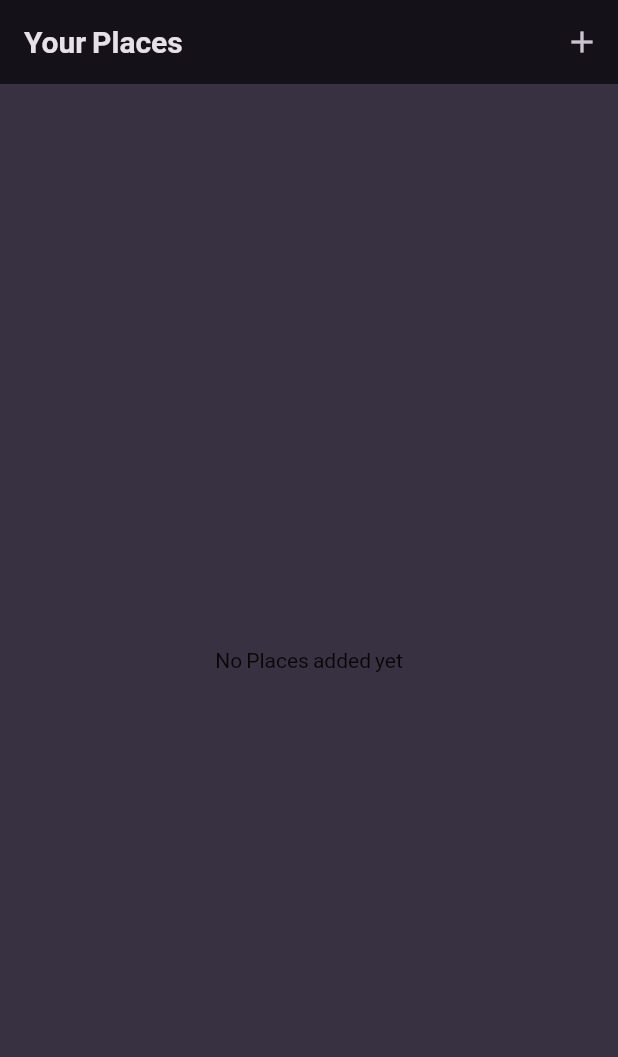
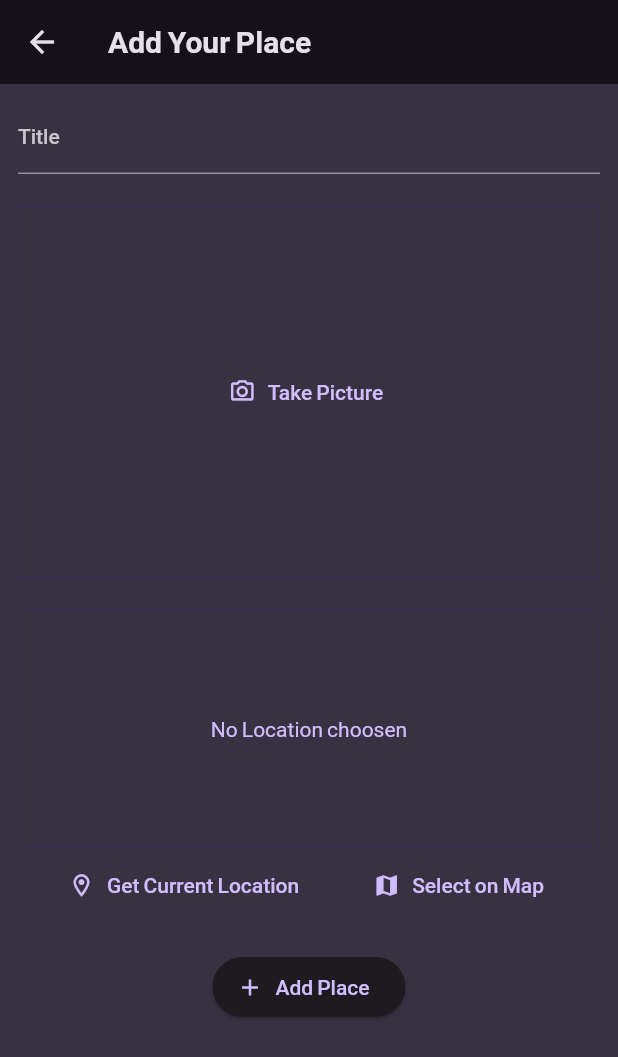
Before and after one commit to nitish97083/FlutterProjects, a Flutter app: the PlacesSCreen screen opened directly, after a tap on the "add" icon, on a phone screen of 412 x 824 dp. Shown: the top 1057 px of the screen. Run offline on Flutter 3.47's test engine with Material 2 defaults, Android fonts, the phone set to English and light mode, and no system bars; our stand-ins replace flutter_riverpod, fluttertoast, google_fonts, image_picker, location and 2 more; missing offline and left inert: dart:ffi; accounts and stored records are empty.

Commit message:
camera addedd location added

```diff
--- a/native_app/lib/module/place.dart
+++ b/native_app/lib/module/place.dart
@@ -1,9 +1,12 @@
+import 'dart:io';
+
 import 'package:uuid/uuid.dart';
 
-final uuid = Uuid();
+const uuid = Uuid();
 
 class Place {
-  Place({required this.title}) : id = uuid.v4();
+  Place({required this.title, required this.image}) : id = uuid.v4();
   String id;
   String title;
+  File image;
 }
--- /dev/null
+++ b/native_app/lib/provider/user_places.dart
@@ -0,0 +1,19 @@
+import 'dart:io';
+
+import 'package:flutter_riverpod/flutter_riverpod.dart';
+
+import '../module/place.dart';
+
+class UserPlacesNotifier extends StateNotifier<List<Place>> {
+  UserPlacesNotifier() : super(const []);
+
+  void addPlace(String title, File image) {
+    final newPlace = Place(title: title, image: image);
+    state = [newPlace, ...state];
+  }
+}
+
+final userPlaceProvider =
+    StateNotifierProvider<UserPlacesNotifier, List<Place>>(
+  (ref) => UserPlacesNotifier(),
+);
--- /dev/null
+++ b/native_app/lib/screen/add_place_screen.dart
@@ -0,0 +1,77 @@
+import 'dart:io';
+
+import 'package:flutter/material.dart';
+import 'package:flutter_riverpod/flutter_riverpod.dart';
+import 'package:native_app/provider/user_places.dart';
+import 'package:native_app/widgets/image_input.dart';
+import 'package:native_app/widgets/location_input.dart';
+
+class AddPlaceScreen extends ConsumerStatefulWidget {
+  const AddPlaceScreen({super.key});
+
+  @override
+  ConsumerState<AddPlaceScreen> createState() => _AddPlaceScreenState();
+}
+
+class _AddPlaceScreenState extends ConsumerState<AddPlaceScreen> {
+  final _titleController = TextEditingController();
+  File? _selectedImage;
+  void _savePlace() {
+    final enteredText = _titleController.text;
+    if (_titleController.text.isEmpty || _selectedImage == null) {
+      return;
+    }
+    ref.read(userPlaceProvider.notifier).addPlace(enteredText, _selectedImage!);
+    Navigator.of(context).pop();
+  }
+
+  @override
+  void dispose() {
+    _titleController.dispose();
+    super.dispose();
+  }
+
+  @override
+  Widget build(BuildContext context) {
+    return Scaffold(
+      appBar: AppBar(
+        title: const Text("Add Your Place"),
+      ),
+      body: SingleChildScrollView(
+        padding: const EdgeInsets.all(12),
+        child: Column(
+          children: [
+            TextField(
+              controller: _titleController,
+              decoration: const InputDecoration(labelText: "Title"),
+              style:
+                  TextStyle(color: Theme.of(context).colorScheme.onBackground),
+            ),
+            const SizedBox(
+              height: 20,
+            ),
+            InputImage(
+              onPickedImage: (image) {
+                _selectedImage = image;
+              },
+            ),
+            const SizedBox(
+              height: 20,
+            ),
+            const LocationInput(),
+            const SizedBox(
+              height: 20,
+            ),
+            ElevatedButton.icon(
+              onPressed: _savePlace,
+              label: const Text("Add Place"),
+              icon: const Icon(
+                Icons.add,
+              ),
+            )
+          ],
+        ),
+      ),
+    );
+  }
+}
--- a/native_app/lib/screen/list_screen.dart
+++ b/native_app/lib/screen/list_screen.dart
@@ -1,22 +1,35 @@
 import 'package:flutter/material.dart';
-import 'package:native_app/widgets/places_list.dart';
+import 'package:flutter_riverpod/flutter_riverpod.dart';
+import 'package:native_app/provider/user_places.dart';
+import 'package:native_app/screen/add_place_screen.dart';
 
-class PlacesSCreen extends StatelessWidget {
+import '../widgets/places_list.dart';
+
+class PlacesSCreen extends ConsumerWidget {
   const PlacesSCreen({super.key});
 
   @override
-  Widget build(BuildContext context) {
+  Widget build(BuildContext context, WidgetRef ref) {
+    final placesList = ref.watch(userPlaceProvider);
     return Scaffold(
         appBar: AppBar(
-        title: Text("Your Places"),
+          title: const Text("Your Places"),
           actions: [
             IconButton(
-            onPressed: () {},
+              onPressed: () {
+                Navigator.of(context).push(
+                  MaterialPageRoute(
+                    builder: (ctx) => const AddPlaceScreen(),
+                  ),
+                );
+              },
               icon: const Icon(Icons.add),
             )
           ],
         ),
-      body: PlacesList(placeslist: []),
-    );
+        body: Padding(
+          padding: const EdgeInsets.all(8.0),
+          child: PlacesList(placeslist: placesList),
+        ));
   }
 }
--- /dev/null
+++ b/native_app/lib/widgets/image_input.dart
@@ -0,0 +1,62 @@
+import 'dart:io';
+
+import 'package:flutter/material.dart';
+import 'package:image_picker/image_picker.dart';
+
+class InputImage extends StatefulWidget {
+  const InputImage({super.key, required this.onPickedImage});
+
+  final void Function(File image) onPickedImage;
+
+  @override
+  State<InputImage> createState() => _InputImageState();
+}
+
+class _InputImageState extends State<InputImage> {
+  File? _tackenImage;
+
+  void _takePicture() async {
+    final imagePicker = ImagePicker();
+    final pickedImage = await imagePicker.pickImage(
+      source: ImageSource.camera,
+      maxWidth: 600,
+    );
+    if (pickedImage == null) {
+      return;
+    }
+    setState(() {
+      _tackenImage = File(pickedImage.path);
+    });
+    widget.onPickedImage(_tackenImage!);
+  }
+
+  @override
+  Widget build(BuildContext context) {
+    Widget content = TextButton.icon(
+      icon: const Icon(Icons.camera_alt_outlined),
+      label: const Text('Take Picture'),
+      onPressed: _takePicture,
+    );
+    if (_tackenImage != null) {
+      content = GestureDetector(
+        onTap: _takePicture,
+        child: Image.file(
+          _tackenImage!,
+          width: double.infinity,
+          height: double.infinity,
+          fit: BoxFit.cover,
+        ),
+      );
+    }
+    return Container(
+        decoration: BoxDecoration(
+          border: Border.all(
+            color: Theme.of(context).colorScheme.onPrimary.withOpacity(0.2),
+            width: 2,
+          ),
+        ),
+        height: 250,
+        width: double.infinity,
+        child: content);
+  }
+}
--- /dev/null
+++ b/native_app/lib/widgets/location_input.dart
@@ -0,0 +1,93 @@
+import 'package:flutter/material.dart';
+import 'package:location/location.dart';
+
+class LocationInput extends StatefulWidget {
+  const LocationInput({super.key});
+
+  @override
+  State<LocationInput> createState() => _LocationInputState();
+}
+
+class _LocationInputState extends State<LocationInput> {
+  // Location? _location;
+  var _isLocationGetting = false;
+
+  void _getCurrentLocation() async {
+    Location location = Location();
+    bool serviceEnabled;
+    PermissionStatus permissionGranted;
+    LocationData locationData;
+
+    serviceEnabled = await location.serviceEnabled();
+    if (!serviceEnabled) {
+      serviceEnabled = await location.requestService();
+      if (!serviceEnabled) {
+        return;
+      }
+    }
+
+    permissionGranted = await location.hasPermission();
+    if (permissionGranted == PermissionStatus.denied) {
+      permissionGranted = await location.requestPermission();
+      if (permissionGranted != PermissionStatus.granted) {
+        return;
+      }
+    }
+
+    setState(() {
+      _isLocationGetting = true;
+    });
+
+    locationData = await location.getLocation();
+    print(" ${locationData.latitude} and ${locationData.longitude}");
+
+    setState(() {
+      _isLocationGetting = false;
+    });
+  }
+
+  @override
+  Widget build(BuildContext context) {
+    Widget previewContent = Text(
+      "No Location choosen",
+      textAlign: TextAlign.center,
+      style: Theme.of(context)
+          .textTheme
+          .bodyMedium!
+          .copyWith(color: Theme.of(context).colorScheme.primary),
+    );
+    if (_isLocationGetting) {
+      previewContent = const CircularProgressIndicator();
+    }
+    return Column(
+      children: [
+        Container(
+            alignment: Alignment.center,
+            decoration: BoxDecoration(
+              border: Border.all(
+                color: Theme.of(context).colorScheme.onPrimary.withOpacity(0.2),
+                width: 2,
+              ),
+            ),
+            height: 160,
+            width: double.infinity,
+            child: previewContent),
+        Row(
+          mainAxisAlignment: MainAxisAlignment.spaceEvenly,
+          children: [
+            TextButton.icon(
+              onPressed: _getCurrentLocation,
+              icon: const Icon(Icons.location_on_outlined),
+              label: const Text("Get Current Location"),
+            ),
+            TextButton.icon(
+              onPressed: () {},
+              icon: const Icon(Icons.map),
+              label: const Text("Select on Map"),
+            ),
+          ],
+        )
+      ],
+    );
+  }
+}
--- a/native_app/lib/widgets/places_list.dart
+++ b/native_app/lib/widgets/places_list.dart
@@ -1,4 +1,5 @@
 import 'package:flutter/material.dart';
+import 'package:native_app/screen/place_detail.dart';
 
 import '../module/place.dart';
 
@@ -8,14 +9,23 @@ class PlacesList extends StatelessWidget {
   @override
   Widget build(BuildContext context) {
     if (placeslist.isEmpty) {
-      return const Center(
-        child: Text("No Places added yet"),
+      return Center(
+        child: Text(
+          "No Places added yet",
+          style: Theme.of(context)
+              .textTheme
+              .titleMedium!
+              .copyWith(color: Theme.of(context).colorScheme.onBackground),
+        ),
       );
     }
 
     return ListView.builder(
       itemCount: placeslist.length,
       itemBuilder: (ctx, index) => ListTile(
+        leading: CircleAvatar(
+          backgroundImage: FileImage(placeslist[index].image),
+        ),
         title: Text(
           placeslist[index].title,
           style: Theme.of(context)
@@ -23,6 +33,13 @@ class PlacesList extends StatelessWidget {
               .titleMedium!
               .copyWith(color: Theme.of(context).colorScheme.onBackground),
         ),
+        onTap: () {
+          Navigator.of(context).push(
+            MaterialPageRoute(
+              builder: (ctx) => PlaceDetails(place: placeslist[index]),
+            ),
+          );
+        },
       ),
     );
   }
--- a/native_app/pubspec.yaml
+++ b/native_app/pubspec.yaml
@@ -37,6 +37,10 @@ dependencies:
   cupertino_icons: ^1.0.2
   google_fonts: ^5.1.0
   uuid: ^4.0.0
+  flutter_riverpod: ^2.4.0
+  image_picker: ^1.0.4
+  location: ^5.0.3
+
 
 dev_dependencies:
   flutter_test:
```
Also changed, not shown: native_app/lib/main.dart (+6 -2 lines), native_app/lib/screen/place_detail.dart (added, +42 -0 lines), native_app/pubspec.lock, 6 other files. Lines whose indentation alone changed are shown as unchanged.
